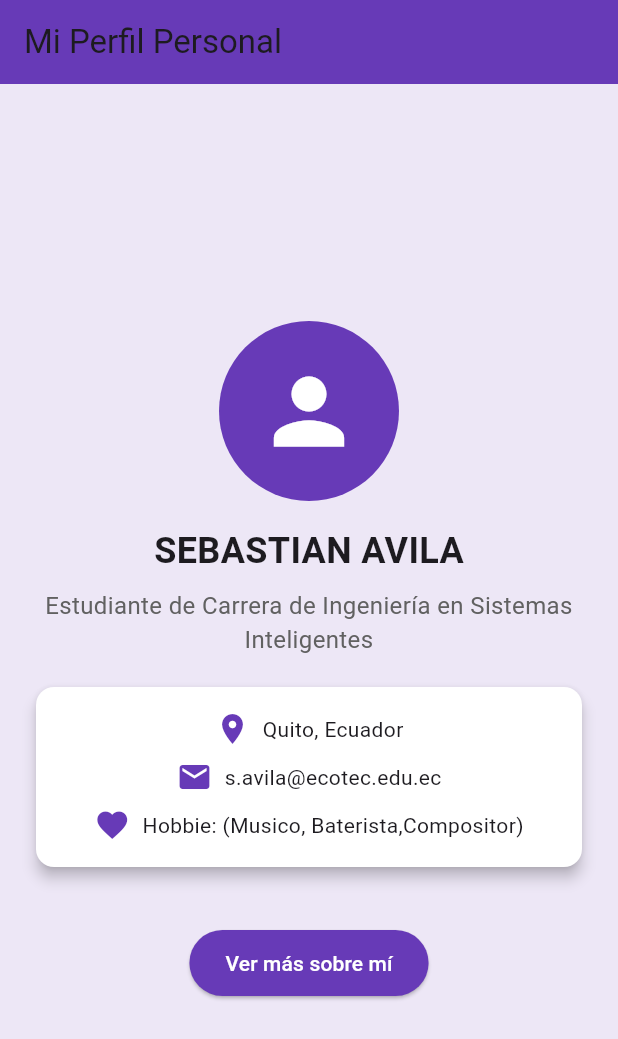
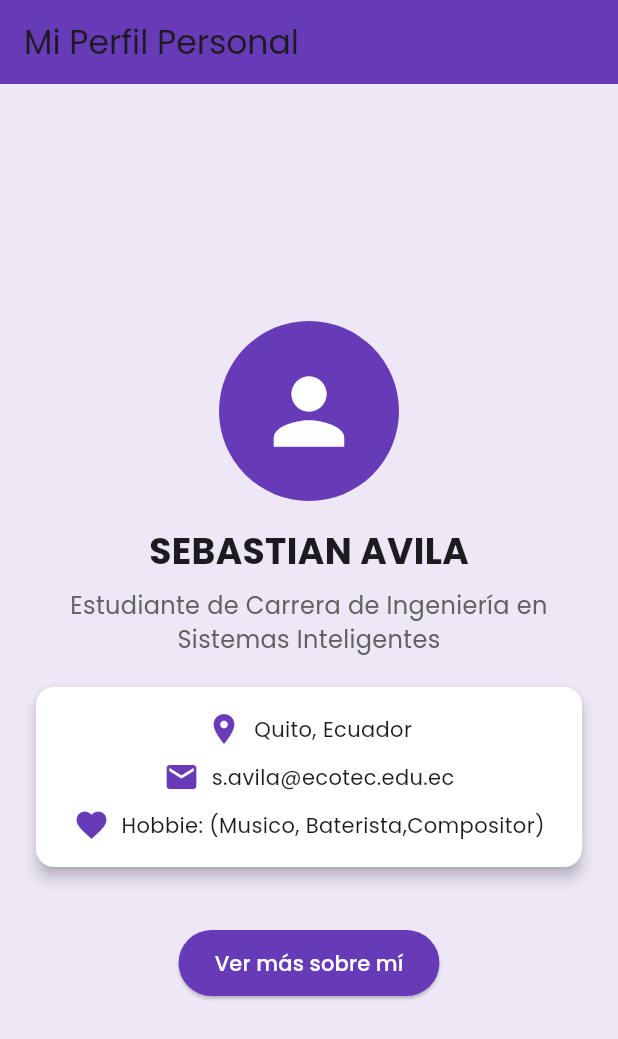
Before and after one commit to SEBASSAVILA/mi_primera_appflutter, a Flutter app: the screen it shows after launch, on a phone screen of 412 x 824 dp. Shown: the top 1039 px of the screen. Run offline on Flutter 3.47's test engine with Material 3 defaults, Android fonts, the phone set to English and light mode, and no system bars; our stand-ins replace google_fonts.

Commit message:
fonts package

```diff
--- a/lib/main.dart
+++ b/lib/main.dart
@@ -1,4 +1,6 @@
 import 'package:flutter/material.dart';
+import 'package:google_fonts/google_fonts.dart';
+
 
 void main() {
   runApp(const MyApp());
@@ -12,9 +14,10 @@ class MyApp extends StatelessWidget {
     return MaterialApp(
       title: 'Mi Perfil',
       debugShowCheckedModeBanner: false,
-      theme: ThemeData(
-        primarySwatch: Colors.deepPurple,
-      ),
+          theme: ThemeData(
+          primarySwatch: Colors.deepPurple,
+          textTheme: GoogleFonts.poppinsTextTheme(),
+        ),
       home: const PerfilScreen(),
     );
   }
--- a/pubspec.yaml
+++ b/pubspec.yaml
@@ -34,6 +34,7 @@ dependencies:
   # The following adds the Cupertino Icons font to your application.
   # Use with the CupertinoIcons class for iOS style icons.
   cupertino_icons: ^1.0.8
+  google_fonts: ^8.2.1
 
 dev_dependencies:
   flutter_test:
```
Also changed, not shown: image-1.png (added), image.png (added), pubspec.lock, 1 other file.
